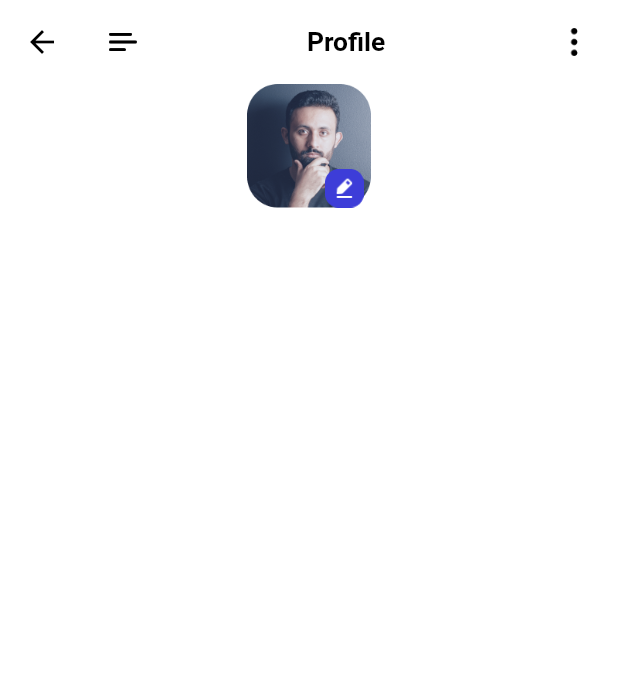
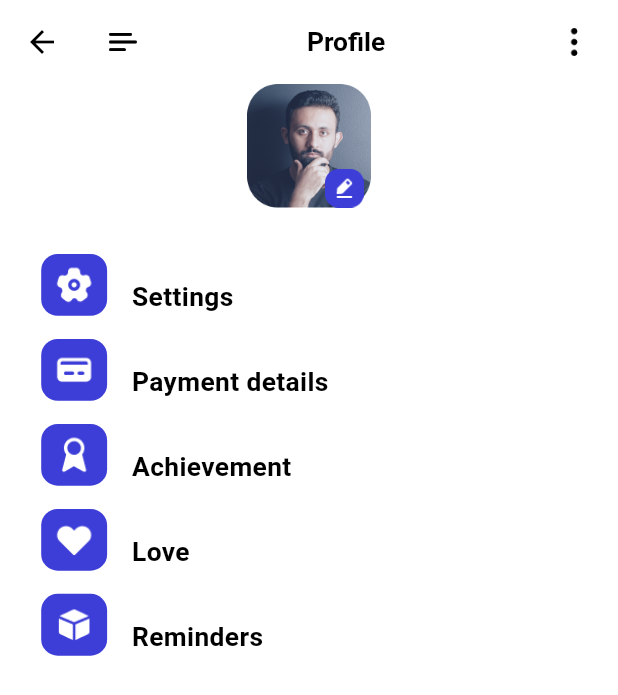
Before and after one commit to martin-ngigi/u_learn, a Flutter app: the ProfilePage screen opened directly, on a phone screen of 412 x 824 dp. Shown: the top 695 px of the screen. Run offline on Flutter 3.47's test engine with Material 2 defaults, Android fonts, the phone set to English and light mode, and no system bars; our stand-ins replace cloud_firestore, dots_indicator, firebase_auth, firebase_core, firebase_messaging, flutter_bloc and 3 more; accounts and stored records are empty.

Commit message:
List of menus in the settings using dynamic map

```diff
--- a/lib/pages/profile/profile.dart
+++ b/lib/pages/profile/profile.dart
@@ -23,7 +23,15 @@ class _ProfilePageState extends State<ProfilePage> {
             children: [
 
               ///profile pic and edit
-              profileIconAndEditButton()
+              profileIconAndEditButton(),
+
+              SizedBox(height: 30.h,),
+
+              ///Settings
+              Padding(
+                padding: EdgeInsets.only(left: 25.w),
+                child: buildListView(),
+              )
             ],
           ),
         ),
--- a/lib/pages/profile/widgets/profile_widgets.dart
+++ b/lib/pages/profile/widgets/profile_widgets.dart
@@ -59,3 +59,51 @@ Widget profileIconAndEditButton(){
     ),
   );
 }
+
+///setting section buttons
+var imagesInfo = <String, String>{
+  "Settings":"settings.png",
+  "Payment details":"credit-card.png",
+  "Achievement":"award.png",
+  "Love":"heart(1).png",
+  "Reminders":"cube.png",
+};
+
+Widget buildListView(){
+  return Column(
+    children: [
+      ...List.generate(imagesInfo.length, (index) => GestureDetector(
+        child: Container(
+          child: Row(
+            children: [
+              /// settings Icon
+              Container(
+                margin: EdgeInsets.only(bottom: 15.h),
+                width: 40.w,
+                height: 40.h,
+                padding: EdgeInsets.all(7.0),
+                decoration: BoxDecoration(
+                    borderRadius: BorderRadius.circular(10.w),
+                    color: AppColors.primaryElement
+                ),
+                child: Image.asset("assets/icons/${imagesInfo.values.elementAt(index)}"),
+              ),
+
+              SizedBox(width: 15.w,),
+
+              /// settings text
+              Text(
+                imagesInfo.keys.elementAt(index),
+                style: TextStyle(
+                    color: AppColors.primaryText,
+                    fontWeight: FontWeight.bold,
+                    fontSize: 16.sp
+                ),
+              ),
+            ],
+          ),
+        ),
+      ))
+    ],
+  );
+}
```
